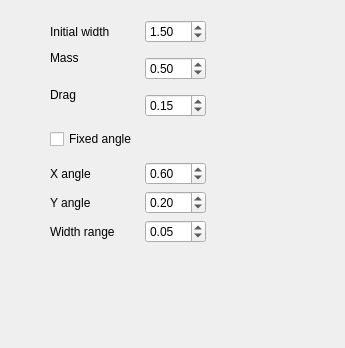
Old version of the form krita/plugins/paintops/dynadraw/wdgdynaoptions.ui in the repository KDE/krita.
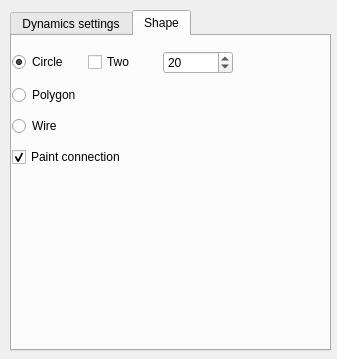
New version of the form.

Commit message: Adding support for drawing circle, polygon and wire and its GUI.

Patch:
```diff
--- a/krita/plugins/paintops/dynadraw/wdgdynaoptions.ui
+++ b/krita/plugins/paintops/dynadraw/wdgdynaoptions.ui
@@ -5,8 +5,8 @@
    <rect>
     <x>0</x>
     <y>0</y>
-    <width>345</width>
-    <height>348</height>
+    <width>337</width>
+    <height>359</height>
    </rect>
   </property>
   <property name="sizePolicy" >
@@ -17,15 +17,43 @@
   </property>
   <property name="minimumSize" >
    <size>
-    <width>210</width>
-    <height>60</height>
+    <width>337</width>
+    <height>359</height>
    </size>
   </property>
-  <widget class="QWidget" name="" >
+  <widget class="QTabWidget" name="tabWidget" >
    <property name="geometry" >
     <rect>
-     <x>50</x>
-     <y>20</y>
+     <x>10</x>
+     <y>10</y>
+     <width>321</width>
+     <height>341</height>
+    </rect>
+   </property>
+   <property name="minimumSize" >
+    <size>
+     <width>321</width>
+     <height>341</height>
+    </size>
+   </property>
+   <property name="maximumSize" >
+    <size>
+     <width>321</width>
+     <height>341</height>
+    </size>
+   </property>
+   <property name="currentIndex" >
+    <number>1</number>
+   </property>
+   <widget class="QWidget" name="tab" >
+    <attribute name="title" >
+     <string>Dynamics settings</string>
+    </attribute>
+    <widget class="QWidget" name="layoutWidget" >
+     <property name="geometry" >
+      <rect>
+       <x>40</x>
+       <y>30</y>
      <width>156</width>
      <height>223</height>
     </rect>
@@ -159,25 +187,78 @@
      </widget>
     </item>
    </layout>
-   <zorder>xAngleSPBox</zorder>
-   <zorder>label_2</zorder>
-  </widget>
-  <zorder>layoutWidget</zorder>
-  <zorder>initWidthSPBox</zorder>
-  <zorder>initWidthLbl</zorder>
-  <zorder>label_2</zorder>
-  <zorder>label_3</zorder>
-  <zorder>massSPBox</zorder>
-  <zorder>dragSPBox</zorder>
-  <zorder>label_4</zorder>
-  <zorder>fixedAngleChBox</zorder>
-  <zorder>label_4</zorder>
-  <zorder>label_5</zorder>
-  <zorder>xAngleSPBox</zorder>
-  <zorder>yAngleSPBox</zorder>
-  <zorder>label_6</zorder>
-  <zorder>widthRangeSPBox</zorder>
-  <zorder>yAngleSPBox</zorder>
+    </widget>
+   </widget>
+   <widget class="QWidget" name="tab_2" >
+    <attribute name="title" >
+     <string>Shape</string>
+    </attribute>
+    <widget class="QWidget" name="" >
+     <property name="geometry" >
+      <rect>
+       <x>0</x>
+       <y>10</y>
+       <width>221</width>
+       <height>127</height>
+      </rect>
+     </property>
+     <layout class="QVBoxLayout" name="verticalLayout" >
+      <item>
+       <layout class="QHBoxLayout" name="horizontalLayout" >
+        <item>
+         <widget class="QRadioButton" name="circleRBox" >
+          <property name="text" >
+           <string>Circle</string>
+          </property>
+          <property name="checked" >
+           <bool>true</bool>
+          </property>
+         </widget>
+        </item>
+        <item>
+         <widget class="QCheckBox" name="twoCBox" >
+          <property name="text" >
+           <string>Two</string>
+          </property>
+         </widget>
+        </item>
+        <item>
+         <widget class="QSpinBox" name="circleRadiusSPBox" >
+          <property name="value" >
+           <number>20</number>
+          </property>
+         </widget>
+        </item>
+       </layout>
+      </item>
+      <item>
+       <widget class="QRadioButton" name="polygonRBox" >
+        <property name="text" >
+         <string>Polygon</string>
+        </property>
+       </widget>
+      </item>
+      <item>
+       <widget class="QRadioButton" name="wireRBox" >
+        <property name="text" >
+         <string>Wire</string>
+        </property>
+       </widget>
+      </item>
+      <item>
+       <widget class="QCheckBox" name="LineCBox" >
+        <property name="text" >
+         <string>Paint connection</string>
+        </property>
+        <property name="checked" >
+         <bool>true</bool>
+        </property>
+       </widget>
+      </item>
+     </layout>
+    </widget>
+   </widget>
+  </widget>
  </widget>
  <resources/>
  <connections/>
```
Lines whose indentation alone changed are shown as unchanged. The commit also changes 7 other files.
